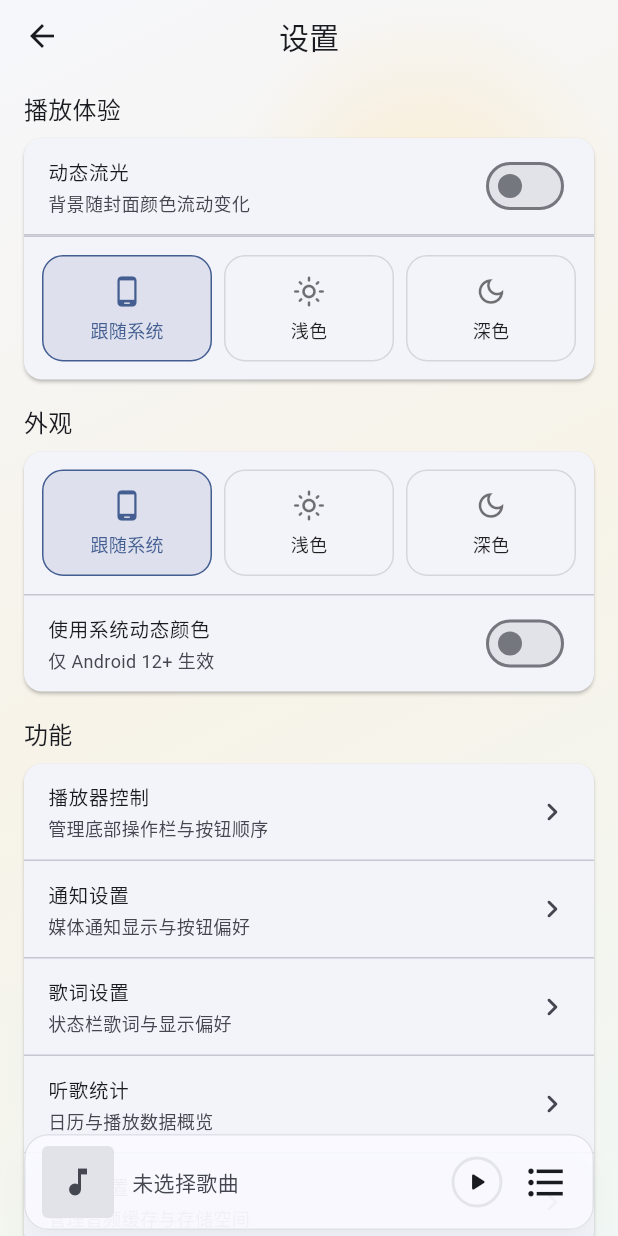
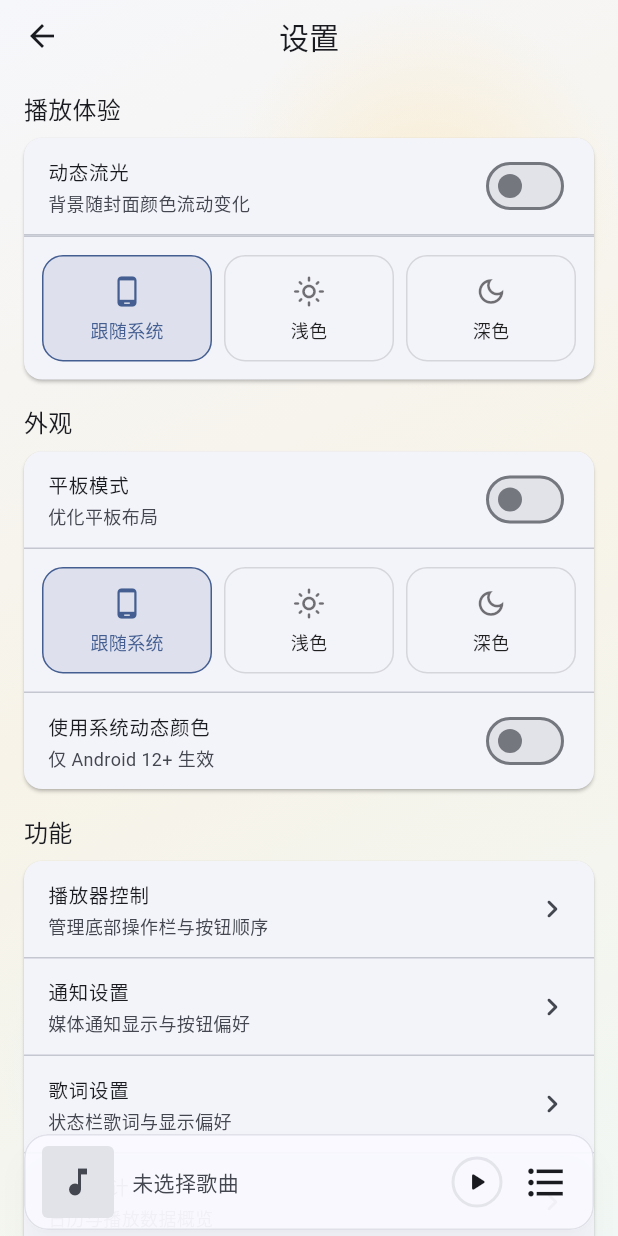
Before and after one commit to Keduoli03/NagoMusic, a Flutter app: the SettingsPage screen opened by its route, on a phone screen of 412 x 824 dp. Run offline on Flutter 3.47's test engine with Material 3 defaults, Android fonts, the phone set to English and light mode, and no system bars; drawn by our look-alikes of dynamic_color; our stand-ins replace audio_service, dio, file_picker, flutter_image_compress, just_audio, permission_handler and 5 more; missing offline and left inert: audio_metadata_reader, audio_session, flutter_displaymode, lpinyin, photo_manager, webdav_client; accounts and stored records are empty.

Commit message:
更新与优化
修复：
修复定位按钮不能正常显示的问题；
修复页面状态栏错误反色的问题；
优化：
优化搜索页面的布局样式；
增加平板优化（beta）

```diff
--- a/lib/app/state/settings_state.dart
+++ b/lib/app/state/settings_state.dart
@@ -55,6 +55,27 @@ class AppThemeSettings {
     final prefs = await SharedPreferences.getInstance();
     await prefs.setBool(_prefsDynamicColor, enabled);
     dynamicColorEnabled.value = enabled;
+  }
+}
+
+class AppLayoutSettings {
+  static const String _prefsTabletMode = 'setting_tablet_mode';
+
+  static final ValueNotifier<bool> tabletMode = ValueNotifier(false);
+
+  static bool _loaded = false;
+
+  static Future<void> ensureLoaded() async {
+    if (_loaded) return;
+    _loaded = true;
+    final prefs = await SharedPreferences.getInstance();
+    tabletMode.value = prefs.getBool(_prefsTabletMode) ?? false;
+  }
+
+  static Future<void> setTabletMode(bool enabled) async {
+    final prefs = await SharedPreferences.getInstance();
+    await prefs.setBool(_prefsTabletMode, enabled);
+    tabletMode.value = enabled;
   }
 }
 
--- a/lib/components/layout/base/app_page_scaffold.dart
+++ b/lib/components/layout/base/app_page_scaffold.dart
@@ -1,6 +1,7 @@
 import 'package:flutter/material.dart';
 
 import 'app_background.dart';
+import '../../../app/state/settings_state.dart';
 import '../../player/mini_player/mini_player_bar.dart';
 import '../modern_navigation_bar.dart';
 
@@ -23,6 +24,9 @@ class AppPageScaffold extends StatefulWidget {
   final Widget body;
   final bool extendBodyBehindAppBar;
   final bool useSafeArea;
+  final bool resizeToAvoidBottomInset;
+  final bool keepBottomOverlayFixed;
+  final bool ignoreKeyboardInsets;
   final int? bottomNavIndex;
   final ValueChanged<int>? onBottomNavTap;
   final Widget? drawer;
@@ -34,6 +38,9 @@ class AppPageScaffold extends StatefulWidget {
     required this.body,
     this.extendBodyBehindAppBar = false,
     this.useSafeArea = true,
+    this.resizeToAvoidBottomInset = false,
+    this.keepBottomOverlayFixed = false,
+    this.ignoreKeyboardInsets = false,
     this.bottomNavIndex,
     this.onBottomNavTap,
     this.drawer,
@@ -78,6 +85,13 @@ class AppPageScaffoldState extends State<AppPageScaffold>
     if (widget.useSafeArea) {
       content = SafeArea(child: content);
     }
+    if (widget.ignoreKeyboardInsets) {
+      final mq = MediaQuery.of(context);
+      content = MediaQuery(
+        data: mq.copyWith(viewInsets: EdgeInsets.zero),
+        child: content,
+      );
+    }
 
     final hasBottomNav =
         widget.bottomNavIndex != null && widget.onBottomNavTap != null;
@@ -99,21 +113,28 @@ class AppPageScaffoldState extends State<AppPageScaffold>
     final miniPlayerBottom = hasBottomNav
         ? (AppPageScaffold.modernNavHeight + bottomInset)
         : bottomInset;
+    final keyboardInset = widget.resizeToAvoidBottomInset
+        ? MediaQuery.viewInsetsOf(context).bottom
+        : 0.0;
+    final effectiveMiniPlayerBottom = widget.keepBottomOverlayFixed
+        ? miniPlayerBottom - keyboardInset
+        : miniPlayerBottom;
 
     final page = Scaffold(
-      resizeToAvoidBottomInset: false,
+      resizeToAvoidBottomInset: widget.resizeToAvoidBottomInset,
       extendBody: bottomBar != null,
       extendBodyBehindAppBar: widget.extendBodyBehindAppBar,
       appBar: widget.appBar,
       body: AppBackground(
         child: Stack(
+          clipBehavior: Clip.none,
           children: [
             content,
             if (miniPlayer != null)
               Positioned(
                 left: 0,
                 right: 0,
-                bottom: miniPlayerBottom,
+                bottom: effectiveMiniPlayerBottom,
                 child: miniPlayer,
               ),
           ],
@@ -132,9 +153,33 @@ class AppPageScaffoldState extends State<AppPageScaffold>
     final drawerWidth =
         (MediaQuery.sizeOf(context).width * 0.62).clamp(220.0, 300.0);
 
+    return ValueListenableBuilder<bool>(
+      valueListenable: AppLayoutSettings.tabletMode,
+      builder: (context, tabletMode, _) {
+        final isTabletLayout =
+            tabletMode && MediaQuery.sizeOf(context).width >= 720;
+        if (isTabletLayout) {
+          return Row(
+            children: [
+              SizedBox(
+                width: drawerWidth,
+                child: widget.drawer,
+              ),
+              Expanded(child: page),
+            ],
+          );
+        }
         return Stack(
           children: [
-        Positioned.fill(
+            AnimatedBuilder(
+              animation: _drawerController,
+              builder: (context, child) {
+                final value = _drawerController.value;
+                return Transform.translate(
+                  offset: Offset(-drawerWidth + drawerWidth * value, 0),
+                  child: child,
+                );
+              },
               child: Align(
                 alignment: Alignment.centerLeft,
                 child: SizedBox(
@@ -213,5 +258,7 @@ class AppPageScaffoldState extends State<AppPageScaffold>
             ),
           ],
         );
+      },
+    );
   }
 }
--- a/lib/components/layout/base/app_top_bar.dart
+++ b/lib/components/layout/base/app_top_bar.dart
@@ -1,4 +1,5 @@
 import 'package:flutter/material.dart';
+import 'package:flutter/services.dart';
 
 import '../../../app/theme/app_fonts.dart';
 
@@ -37,6 +38,12 @@ class AppTopBar extends StatelessWidget implements PreferredSizeWidget {
   @override
   Widget build(BuildContext context) {
     final titleStyle = AppFonts.topBarTitleStyle(Theme.of(context).textTheme);
+    final isDark = Theme.of(context).brightness == Brightness.dark;
+    final overlayStyle = SystemUiOverlayStyle(
+      statusBarColor: Colors.transparent,
+      statusBarIconBrightness: isDark ? Brightness.light : Brightness.dark,
+      statusBarBrightness: isDark ? Brightness.dark : Brightness.light,
+    );
     return AppBar(
       title: titleWidget ?? (title != null ? Text(title!, style: titleStyle) : null),
       leading: leading,
@@ -50,6 +57,7 @@ class AppTopBar extends StatelessWidget implements PreferredSizeWidget {
       surfaceTintColor: Colors.transparent,
       toolbarHeight: height,
       bottom: bottom,
+      systemOverlayStyle: overlayStyle,
     );
   }
 }
--- a/lib/components/layout/side_menu.dart
+++ b/lib/components/layout/side_menu.dart
@@ -1,6 +1,7 @@
 import 'package:flutter/material.dart';
 
 import '../../app/router/app_router.dart';
+import 'base/app_background.dart';
 import 'base/app_page_scaffold.dart';
 
 class SideMenu extends StatelessWidget {
@@ -9,11 +10,11 @@ class SideMenu extends StatelessWidget {
   @override
   Widget build(BuildContext context) {
     final theme = Theme.of(context);
-    final isDark = theme.brightness == Brightness.dark;
     final colorScheme = theme.colorScheme;
 
     return Material(
-      color: isDark ? const Color(0xFF1C1F24) : const Color(0xFFF5F5F5),
+      color: Colors.transparent,
+      child: AppBackground(
         child: SafeArea(
           child: Column(
             crossAxisAlignment: CrossAxisAlignment.start,
@@ -110,6 +111,7 @@ class SideMenu extends StatelessWidget {
             ],
           ),
         ),
+      ),
     );
   }
 
--- a/lib/main.dart
+++ b/lib/main.dart
@@ -11,6 +11,7 @@ Future<void> main() async {
   await FlutterDisplayMode.setHighRefreshRate();
   await MediaNotificationService.init();
   await AppThemeSettings.ensureLoaded();
+  await AppLayoutSettings.ensureLoaded();
   runApp(const NagoMusicApp());
   SongDao().fetchAllCached();
 }
--- a/lib/pages/settings/settings_page.dart
+++ b/lib/pages/settings/settings_page.dart
@@ -20,6 +20,7 @@ class _SettingsPageState extends State<SettingsPage> {
     PlayerBottomActionSettings.ensureLoaded();
     WebDavPlaybackSettings.ensureLoaded();
     MediaNotificationSettings.ensureLoaded();
+    AppLayoutSettings.ensureLoaded();
   }
 
   String _themeLabel(ThemeMode mode) {
@@ -182,6 +183,19 @@ class _SettingsPageState extends State<SettingsPage> {
           AppSettingSection(
             title: '外观',
             children: [
+              ValueListenableBuilder<bool>(
+                valueListenable: AppLayoutSettings.tabletMode,
+                builder: (context, enabled, _) {
+                  return AppSettingSwitchTile(
+                    title: '平板模式',
+                    subtitle: '优化平板布局',
+                    value: enabled,
+                    onChanged: (value) {
+                      AppLayoutSettings.setTabletMode(value);
+                    },
+                  );
+                },
+              ),
               ValueListenableBuilder<ThemeMode>(
                 valueListenable: AppThemeSettings.themeMode,
                 builder: (context, mode, _) {
```
Also changed, not shown: lib/pages/player/player_page.dart (+32 -10 lines), lib/pages/search/search_page.dart (+15 -4 lines), lib/pages/songs/songs_page.dart (+16 -0 lines), 1 other file. Lines whose indentation alone changed are shown as unchanged.
